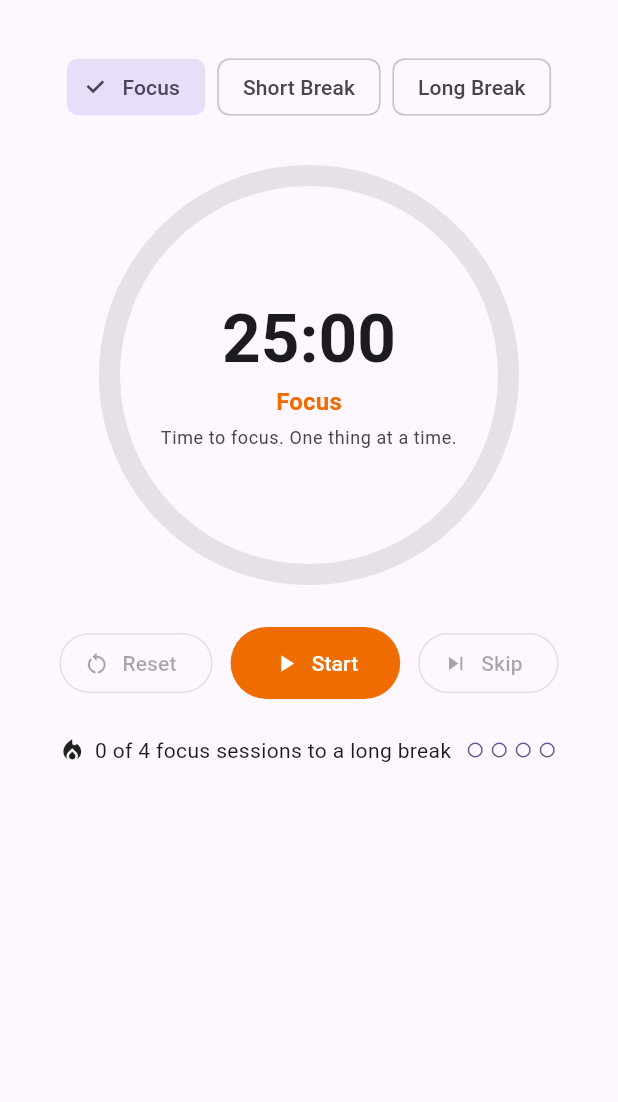
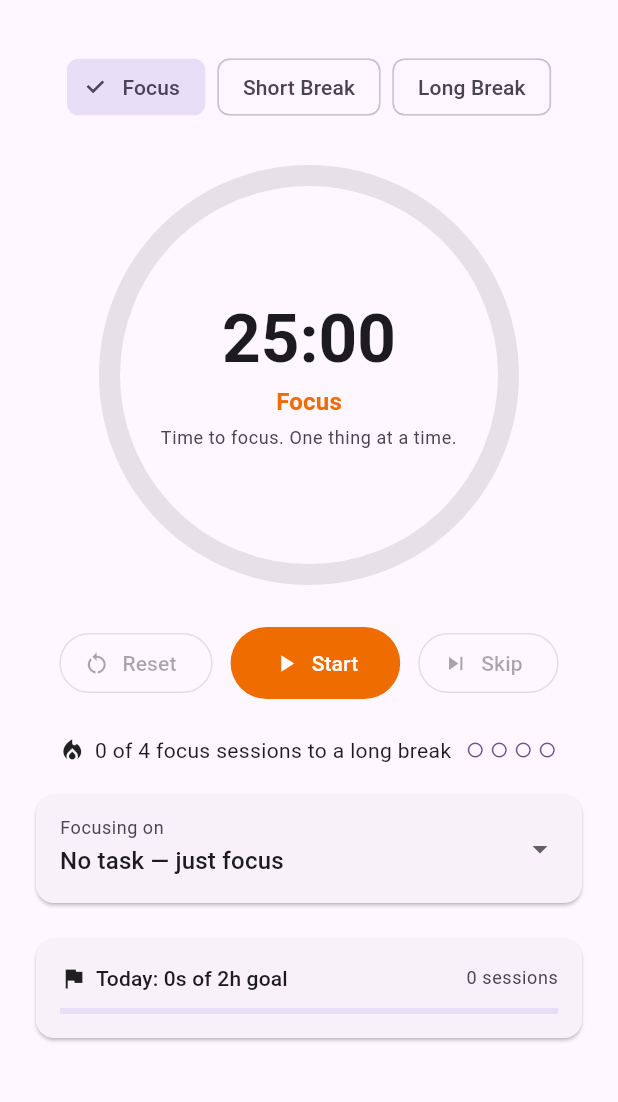
Before and after one commit to iamkorvynn/focusforge, a Flutter app: the HomeScreen screen opened directly with empty values, on a phone screen of 412 x 824 dp, the part 63-1165 px from its top. Run offline on Flutter 3.47's test engine with Material 3 defaults, Android fonts, the phone set to English and light mode, and no system bars; our stand-ins replace flutter_local_notifications, material_ui, permission_handler, sqflite, vibration; accounts and stored records are empty.

Commit message:
Home: task picker and daily goal card

```diff
--- a/lib/screens/home_screen.dart
+++ b/lib/screens/home_screen.dart
@@ -1,5 +1,6 @@
 import 'package:material_ui/material_ui.dart';
 
+import '../models/focus_task.dart';
 import '../models/timer_phase.dart';
 import '../services/timer_controller.dart';
 import '../theme/app_theme.dart';
@@ -49,6 +50,10 @@ class HomeScreen extends StatelessWidget {
                 _buildControls(context, color),
                 const SizedBox(height: 24),
                 _buildCycleDots(context),
+                const SizedBox(height: 16),
+                _buildTaskPicker(context),
+                const SizedBox(height: 16),
+                _buildDailyGoal(context),
               ],
             ),
           ),
@@ -99,6 +104,82 @@ class HomeScreen extends StatelessWidget {
     );
   }
 
+  /// Picks which task the next focus session counts toward.
+  Widget _buildTaskPicker(BuildContext context) {
+    final activeTasks =
+        controller.tasks.where((t) => !t.isCompleted).toList();
+    final current = controller.currentTask;
+    final value = current != null &&
+            activeTasks.any((t) => t.id == current.id)
+        ? current
+        : null;
+    return Card(
+      child: Padding(
+        padding: const EdgeInsets.symmetric(horizontal: 16, vertical: 8),
+        child: DropdownButtonFormField<FocusTask?>(
+          initialValue: value,
+          decoration: const InputDecoration(
+            labelText: 'Focusing on',
+            border: InputBorder.none,
+          ),
+          items: [
+            const DropdownMenuItem<FocusTask?>(
+              value: null,
+              child: Text('No task — just focus'),
+            ),
+            ...activeTasks.map(
+              (task) => DropdownMenuItem<FocusTask?>(
+                value: task,
+                child: Text(task.title),
+              ),
+            ),
+          ],
+          onChanged: (task) => controller.selectTask(task),
+        ),
+      ),
+    );
+  }
+
+  /// Today's progress against the daily focus goal.
+  Widget _buildDailyGoal(BuildContext context) {
+    final theme = Theme.of(context);
+    final goalSeconds = controller.settings.dailyGoalMinutes * 60;
+    final doneSeconds = controller.todayFocusSeconds;
+    final fraction = goalSeconds == 0
+        ? 0.0
+        : (doneSeconds / goalSeconds).clamp(0.0, 1.0);
+    return Card(
+      child: Padding(
+        padding: const EdgeInsets.all(16),
+        child: Column(
+          crossAxisAlignment: CrossAxisAlignment.start,
+          children: [
+            Row(
+              children: [
+                const Icon(Icons.flag, size: 18),
+                const SizedBox(width: 6),
+                Text(
+                  'Today: ${formatSecondsShort(doneSeconds)} of '
+                  '${formatSecondsShort(goalSeconds)} goal',
+                  style: theme.textTheme.titleSmall,
+                ),
+                const Spacer(),
+                Text(
+                  '${controller.todaySessions} sessions',
+                  style: theme.textTheme.bodySmall?.copyWith(
+                    color: theme.colorScheme.onSurfaceVariant,
+                  ),
+                ),
+              ],
+            ),
+            const SizedBox(height: 10),
+            LinearProgressIndicator(value: fraction),
+          ],
+        ),
+      ),
+    );
+  }
+
   /// Dots showing progress toward the long break.
   Widget _buildCycleDots(BuildContext context) {
     final total = controller.settings.sessionsBeforeLongBreak;
--- a/lib/services/timer_controller.dart
+++ b/lib/services/timer_controller.dart
@@ -36,6 +36,10 @@ class TimerController extends ChangeNotifier {
   FocusTask? currentTask;
   List<SessionRecord> recentSessions = [];
 
+  /// Today's completed focus time, kept fresh after every logged session.
+  int todayFocusSeconds = 0;
+  int todaySessions = 0;
+
   bool _initialized = false;
   bool get initialized => _initialized;
 
@@ -62,6 +66,7 @@ class TimerController extends ChangeNotifier {
     _timer.settings = _settings;
     tasks = await _db.getAllTasks();
     recentSessions = await _db.getRecentSessions(limit: 50);
+    await _refreshToday();
     await _notifications.init();
     await _restoreSavedTimer();
     _ticker = Timer.periodic(const Duration(seconds: 1), (_) => _onTick());
@@ -235,6 +240,20 @@ class TimerController extends ChangeNotifier {
       tasks = await _db.getAllTasks();
     }
     recentSessions = await _db.getRecentSessions(limit: 50);
+    await _refreshToday();
+  }
+
+  /// Recomputes today's totals from the database.
+  Future<void> _refreshToday() async {
+    final now = DateTime.now();
+    final startOfDay = DateTime(now.year, now.month, now.day);
+    final sessions = await _db.getFocusSessionsBetween(startOfDay, now);
+    var total = 0;
+    for (final session in sessions) {
+      total += session.actualSeconds;
+    }
+    todayFocusSeconds = total;
+    todaySessions = sessions.length;
   }
 
   // --- Tasks ------------------------------------------------------------
```
